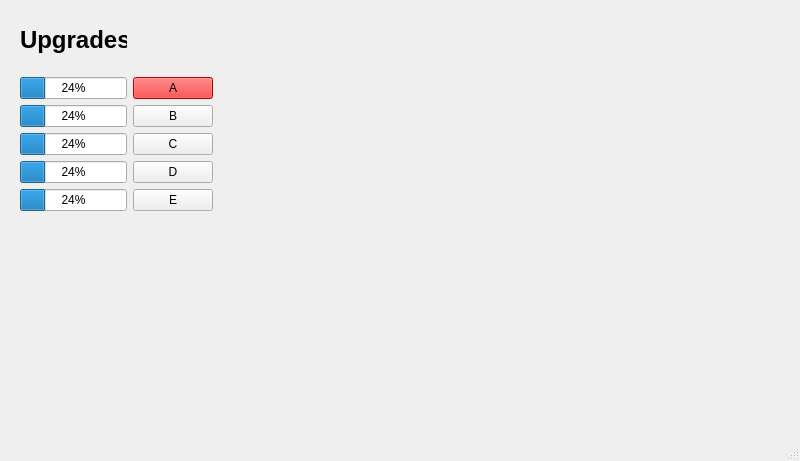
This is ui/mainwindow.ui in natan-dot-com/TalesOfLiesel as Qt 5 draws it before an edit. The edited form follows.
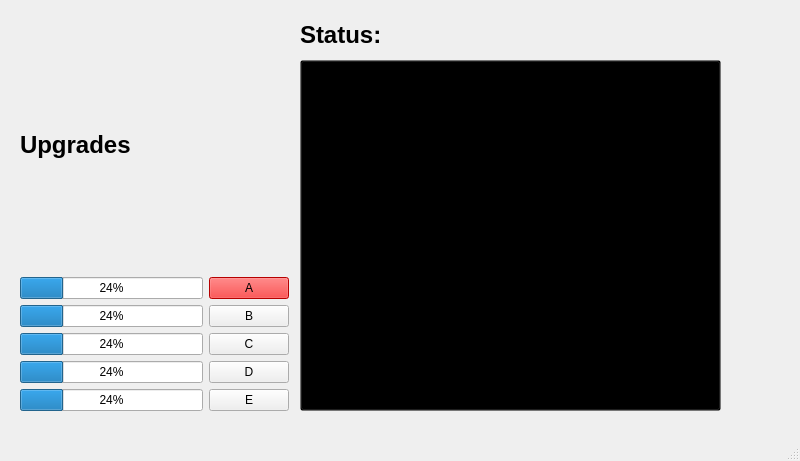
This is the edited form.

```diff
--- a/ui/mainwindow.ui
+++ b/ui/mainwindow.ui
@@ -18,9 +18,9 @@
     <property name="geometry">
      <rect>
       <x>20</x>
-      <y>10</y>
-      <width>193</width>
-      <height>201</height>
+      <y>20</y>
+      <width>269</width>
+      <height>391</height>
      </rect>
     </property>
     <layout class="QGridLayout" name="gridLayout">
@@ -113,6 +113,35 @@
      </item>
     </layout>
    </widget>
+   <widget class="QLabel" name="status">
+    <property name="geometry">
+     <rect>
+      <x>300</x>
+      <y>20</y>
+      <width>301</width>
+      <height>31</height>
+     </rect>
+    </property>
+    <property name="text">
+     <string>&lt;h1&gt;Status:&lt;/h1&gt;</string>
+    </property>
+   </widget>
+   <widget class="QPushButton" name="Monster">
+    <property name="geometry">
+     <rect>
+      <x>300</x>
+      <y>60</y>
+      <width>421</width>
+      <height>351</height>
+     </rect>
+    </property>
+    <property name="styleSheet">
+     <string notr="true">background-color: transparent;</string>
+    </property>
+    <property name="text">
+     <string>Monster</string>
+    </property>
+   </widget>
   </widget>
   <widget class="QStatusBar" name="statusbar"/>
  </widget>
```
Left out of the diff: 60 changed lines with no effect on the pictures.
